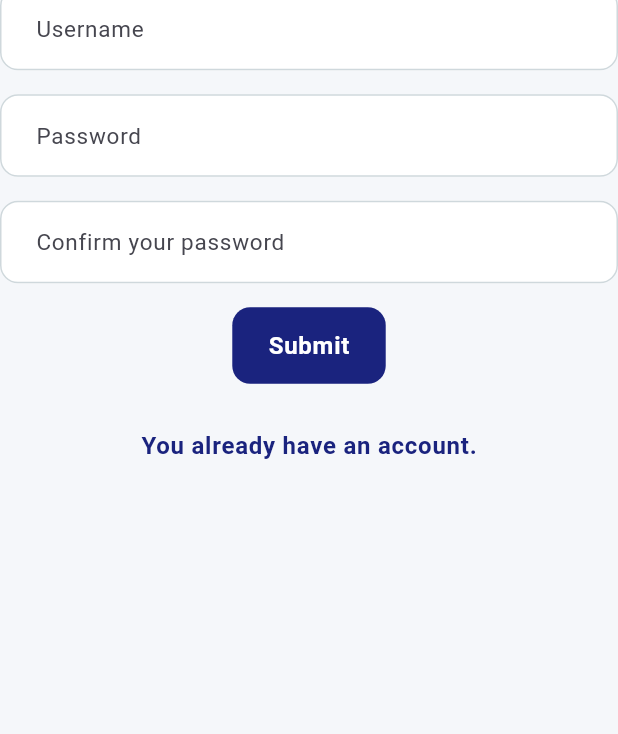
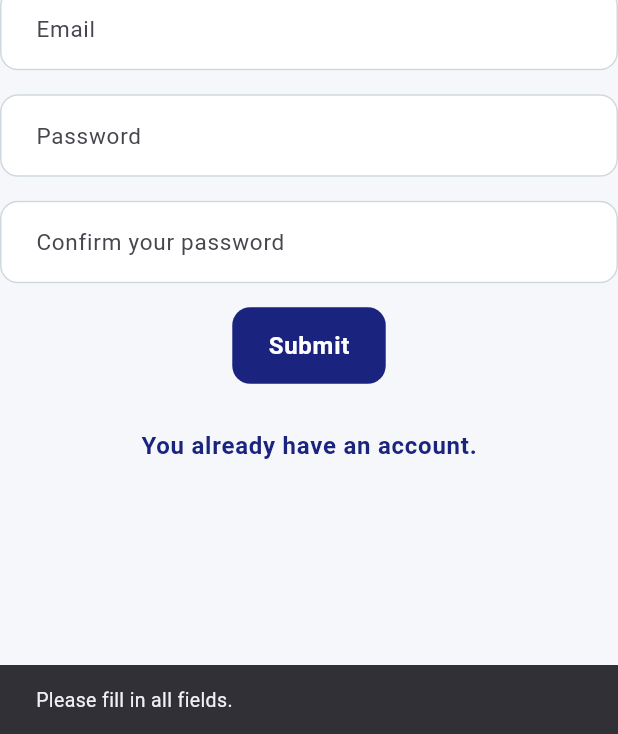
Before and after one commit to kammariem/SmartLens-Flutter-OCR-Translator, a Flutter app: the SignupPage screen opened by its route, after a tap on "Submit", on a phone screen of 412 x 824 dp, the part 502-1236 px from its top. Run offline on Flutter 3.47's test engine with Material 3 defaults, Android fonts, the phone set to English and light mode, and no system bars; our stand-ins replace camera, firebase_auth, firebase_core, shared_preferences; missing offline and left inert: google_mlkit_language_id, google_mlkit_text_recognition, google_mlkit_translation; accounts and stored records are empty; generated files the repository leaves out were written again.

Commit message:
Improve signup validation and navigation

```diff
--- a/lib/pages/signup.page.dart
+++ b/lib/pages/signup.page.dart
@@ -32,7 +32,7 @@ class SignupPage extends StatelessWidget {
               ),
             ),
             Text('SmartLens', style: Theme.of(context).textTheme.titleLarge),
-            AppTextField(controller: username, label: 'Username'),
+            AppTextField(controller: username, label: 'Email'),
             AppTextField(controller: password, label: 'Password', isPassword: true,),
             AppTextField(controller: confirmPassword, label: 'Confirm your password', isPassword: true,),
             PrimaryButton(
@@ -42,8 +42,7 @@ class SignupPage extends StatelessWidget {
               },
             ),
             TxtButton(label: "You already have an account.", onPressed: () {
-              Navigator.pop(context);
-              Navigator.pushNamed(context, '/login');
+              Navigator.pushReplacementNamed(context, '/login');
             },)
 
           ],
@@ -52,40 +51,61 @@ class SignupPage extends StatelessWidget {
     );
   }
 
-  Future <void> _OnSignup(BuildContext context) async {
-    /*if(username.text.isNotEmpty && password.text.isNotEmpty){
-      prefs = await SharedPreferences.getInstance();
-      prefs.setString("login", username.text);
-      prefs.setString("password", password.text);
-      prefs.setBool("loggedIn", true);
-      Navigator.pop(context);
-      Navigator.pushNamed(context, "/home");
-    } else{
-      const snackBar = SnackBar(
-        content: Text('Id ou mot de passe vide.'),
+
+Future<void> _OnSignup(BuildContext context) async {
+  final email = username.text.trim();
+  final pwd = password.text;
+  final confirmPwd = confirmPassword.text;
+
+  void showMessage(String message) {
+    ScaffoldMessenger.of(context).showSnackBar(
+      SnackBar(content: Text(message)),
     );
-      ScaffoldMessenger.of(context).showSnackBar(snackBar);
-    }*/
+  }
+
+  if (email.isEmpty || pwd.isEmpty || confirmPwd.isEmpty) {
+    showMessage('Please fill in all fields.');
+    return;
+  }
+
+  if (pwd != confirmPwd) {
+    showMessage('Passwords do not match.');
+    return;
+  }
 
   try {
-      final credential = await FirebaseAuth.instance.createUserWithEmailAndPassword(
-        email: username.text,
-        password: password.text,
+    await FirebaseAuth.instance.createUserWithEmailAndPassword(
+      email: email,
+      password: pwd,
     );
-      Navigator.pushNamed(context, "/home");
 
+    if (!context.mounted) return;
+
+    Navigator.pushNamedAndRemoveUntil(
+      context,
+      '/home',
+      (route) => false,
+    );
   } on FirebaseAuthException catch (e) {
-      if (e.code == 'weak-password') {
-        const snackBar = SnackBar(
-          content: Text('The password provided is too weak.'),
-        );
-      } else if (e.code == 'email-already-in-use') {
-        const snackBar = SnackBar(
-          content: Text('The account already exists for that email.'),
-        );
+    if (!context.mounted) return;
+
+    switch (e.code) {
+      case 'weak-password':
+        showMessage('The password is too weak.');
+        break;
+      case 'email-already-in-use':
+        showMessage('This email is already registered.');
+        break;
+      case 'invalid-email':
+        showMessage('Please enter a valid email address.');
+        break;
+      default:
+        showMessage('Registration failed. Please try again.');
     }
   } catch (e) {
-      print(e);
+    if (!context.mounted) return;
+    showMessage('An unexpected error occurred.');
   }
 }
+
 }
```
Lines whose indentation alone changed are shown as unchanged.
